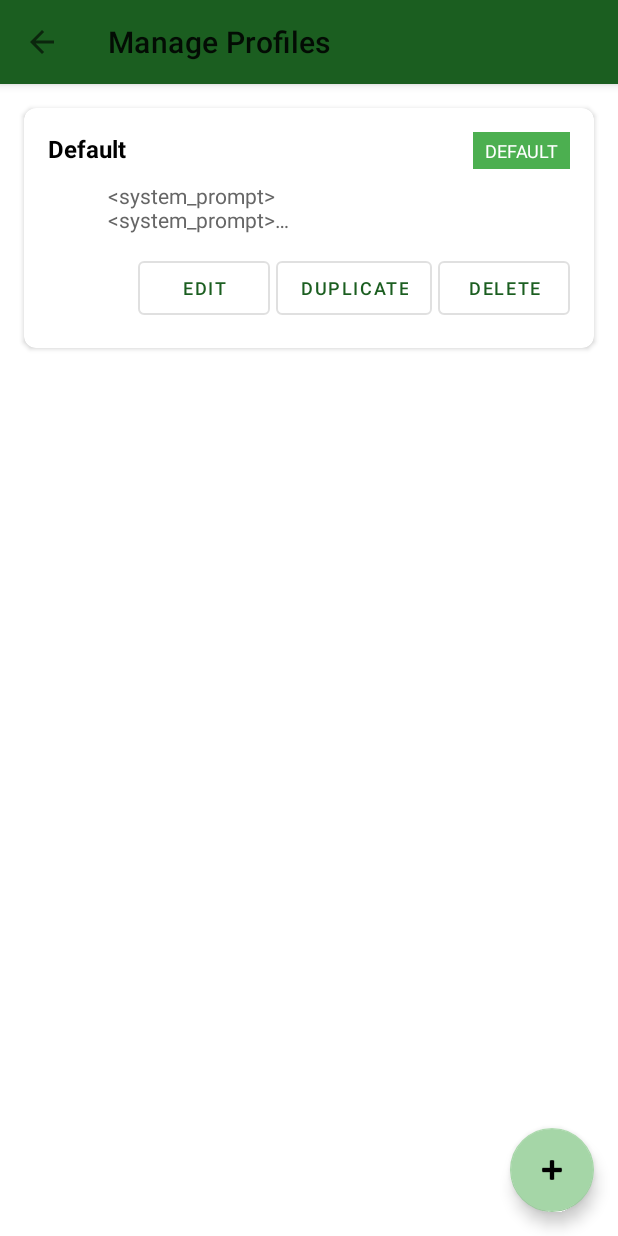
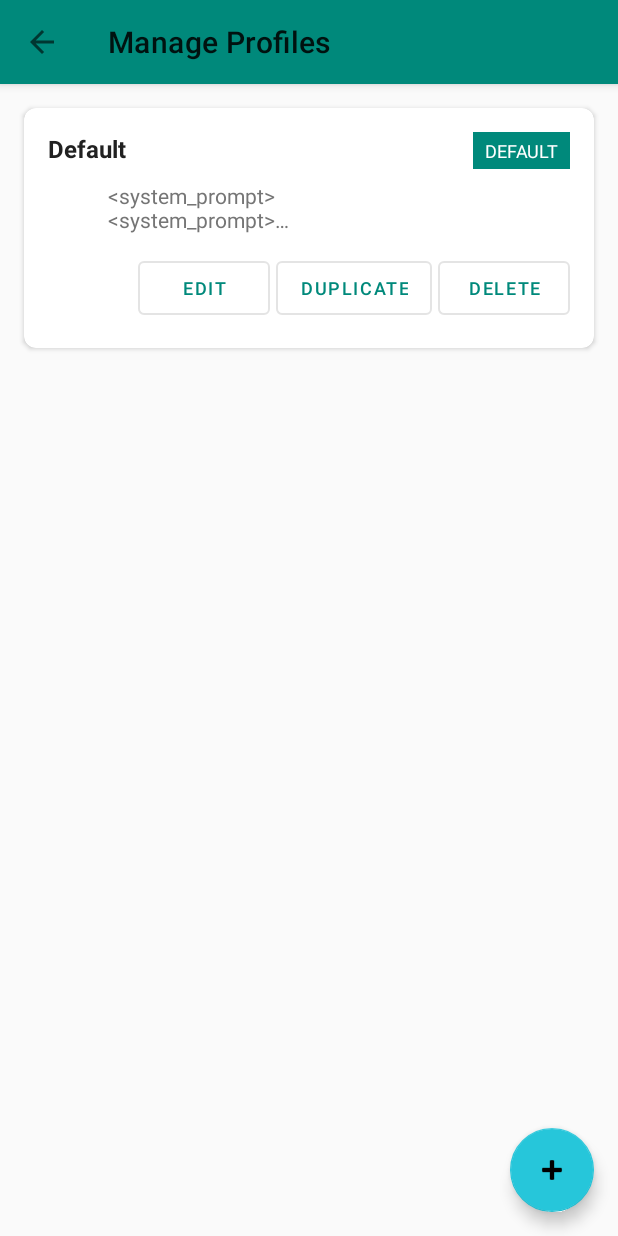
Before and after one commit to mrsheepuk/ha-live, an Android app: the ProfileManagementActivity screen opened directly, with no data from a screen before it, on a phone screen of 412 x 824 dp. Run offline under Robolectric (Android 15) with nearby library versions, the phone set to English and light mode, and no system bars.

Commit message:
Implement modern teal/cyan color scheme with warm orange accents
**Color Strategy - "Conversational Teal"**
- Primary: Rich teal (#00897B) - intelligent but warm
- Secondary: Bright cyan (#26C6DA) - responsive/active feel
- Accent: Warm orange (#FF9800) - inviting for key actions
- Maintains visual continuity between light/dark modes

**Changes:**
- Replaced British Racing Green with modern teal palette
- Added warm orange accents for primary actions
- Unified light/dark mode color families (same hues, different luminance)
- Fixed all hard-coded colors in layouts to use theme attributes
- Created proper dark mode color overrides

**Technical Improvements:**
- Added comprehensive color definitions with semantic naming
- Created values-night/colors.xml for automatic dark mode switching
- Updated all themes to use new Material Components 2 compatible colors
- Replaced hard-coded hex values with theme attributes throughout layouts

**Files Updated:**
- Color definitions: values/colors.xml, values-night/colors.xml
- Themes: values/themes.xml, values-night/themes.xml
- Layouts: activity_main, activity_settings, activity_profile_editor,
  activity_profile_management, item_profile

The new palette creates a professional, modern tech assistant feel that's
warm and approachable while maintaining visual consistency across all themes.

```diff
--- a/app/app/src/main/res/layout/activity_main.xml
+++ b/app/app/src/main/res/layout/activity_main.xml
@@ -77,7 +77,7 @@
         android:layout_width="match_parent"
         android:layout_height="0dp"
         android:layout_marginTop="24dp"
-        android:background="#F5F5F5"
+        android:background="@color/surface_variant_light"
         android:padding="8dp"
         app:layout_constraintBottom_toBottomOf="parent"
         app:layout_constraintEnd_toEndOf="parent"
@@ -92,7 +92,7 @@
             android:fontFamily="monospace"
             android:text="Tool call log will appear here..."
             android:textSize="12sp"
-            android:textColor="#333333" />
+            android:textColor="?attr/colorOnSurface" />
     </ScrollView>
 
     </androidx.constraintlayout.widget.ConstraintLayout>
--- a/app/app/src/main/res/layout/activity_profile_editor.xml
+++ b/app/app/src/main/res/layout/activity_profile_editor.xml
@@ -480,7 +480,7 @@
                 android:id="@+id/toolsRecyclerView"
                 android:layout_width="match_parent"
                 android:layout_height="200dp"
-                android:background="#F5F5F5"
+                android:background="@color/surface_variant_light"
                 android:padding="4dp" />
         </LinearLayout>
 
--- a/app/app/src/main/res/layout/activity_profile_management.xml
+++ b/app/app/src/main/res/layout/activity_profile_management.xml
@@ -52,7 +52,7 @@
             android:layout_height="wrap_content"
             android:text="Error loading profiles"
             android:textSize="16sp"
-            android:textColor="#CC0000"
+            android:textColor="?attr/colorError"
             android:visibility="gone"
             app:layout_constraintTop_toTopOf="parent"
             app:layout_constraintBottom_toBottomOf="parent"
--- a/app/app/src/main/res/layout/item_profile.xml
+++ b/app/app/src/main/res/layout/item_profile.xml
@@ -29,7 +29,7 @@
                 android:text="Profile Name"
                 android:textSize="16sp"
                 android:textStyle="bold"
-                android:textColor="#000000" />
+                android:textColor="?attr/colorOnSurface" />
 
             <!-- Default Badge -->
             <TextView
@@ -38,8 +38,8 @@
                 android:layout_height="wrap_content"
                 android:text="@string/profile_default_badge"
                 android:textSize="12sp"
-                android:textColor="#FFFFFF"
-                android:background="#4CAF50"
+                android:textColor="@color/white"
+                android:background="?attr/colorPrimary"
                 android:paddingStart="8dp"
                 android:paddingEnd="8dp"
                 android:paddingTop="4dp"
@@ -55,7 +55,7 @@
             android:layout_height="wrap_content"
             android:text="System prompt preview..."
             android:textSize="14sp"
-            android:textColor="#666666"
+            android:textColor="@color/text_secondary_light"
             android:maxLines="2"
             android:ellipsize="end"
             android:layout_marginBottom="12dp" />
--- /dev/null
+++ b/app/app/src/main/res/values-night/colors.xml
@@ -0,0 +1,12 @@
+<?xml version="1.0" encoding="utf-8"?>
+<resources>
+    <!-- Dark mode color overrides -->
+    <!-- These override the light mode defaults when in dark mode -->
+
+    <color name="surface_variant_light">@color/surface_variant_dark</color>
+    <color name="background_light">@color/background_dark</color>
+    <color name="surface_light">@color/surface_dark</color>
+    <color name="text_primary_light">@color/text_primary_dark</color>
+    <color name="text_secondary_light">@color/text_secondary_dark</color>
+    <color name="divider_light">@color/divider_dark</color>
+</resources>
--- a/app/app/src/main/res/values-night/themes.xml
+++ b/app/app/src/main/res/values-night/themes.xml
@@ -1,16 +1,29 @@
 <resources xmlns:tools="http://schemas.android.com/tools">
-    <!-- Base application theme. -->
-    <style name="Theme.MyApplication" parent="Theme.MaterialComponents.DayNight.DarkActionBar">
-        <!-- Primary brand color. -->
-        <item name="colorPrimary">@color/purple_200</item>
-        <item name="colorPrimaryVariant">@color/purple_700</item>
+    <!-- Base application theme - Dark Mode -->
+    <style name="Theme.MyApplication" parent="Theme.MaterialComponents.DayNight.NoActionBar">
+        <!-- Primary brand color (Lighter Teal for dark backgrounds) -->
+        <item name="colorPrimary">@color/teal_primary_night</item>
+        <item name="colorPrimaryVariant">@color/teal_primary_dark_night</item>
         <item name="colorOnPrimary">@color/black</item>
-        <!-- Secondary brand color. -->
-        <item name="colorSecondary">@color/teal_200</item>
-        <item name="colorSecondaryVariant">@color/teal_200</item>
+
+        <!-- Secondary brand color (Soft Cyan glow) -->
+        <item name="colorSecondary">@color/cyan_secondary_night</item>
+        <item name="colorSecondaryVariant">@color/cyan_secondary_dark</item>
         <item name="colorOnSecondary">@color/black</item>
-        <!-- Status bar color. -->
+
+        <!-- Accent color (Warm Orange glow) - used for FABs and key actions -->
+        <item name="colorAccent">@color/orange_accent_night</item>
+
+        <!-- Background colors -->
+        <item name="android:colorBackground">@color/background_dark</item>
+        <item name="colorSurface">@color/surface_dark</item>
+        <item name="colorOnSurface">@color/text_primary_dark</item>
+
+        <!-- Error colors -->
+        <item name="colorError">@color/error_dark</item>
+        <item name="colorOnError">@color/black</item>
+
+        <!-- Status bar color -->
         <item name="android:statusBarColor">?attr/colorPrimaryVariant</item>
-        <!-- Customize your theme here. -->
     </style>
 </resources>
--- a/app/app/src/main/res/values/colors.xml
+++ b/app/app/src/main/res/values/colors.xml
@@ -1,23 +1,52 @@
 <?xml version="1.0" encoding="utf-8"?>
 <resources>
-    <!-- Deep green color scheme - British Racing Green inspired -->
-    <color name="green_200">#81C784</color>
-    <color name="green_500">#1B5E20</color>
-    <color name="green_700">#0D3D15</color>
-    <color name="green_800">#052A0A</color>
-    <color name="light_green_200">#A5D6A7</color>
-    <color name="light_green_700">#2E7D32</color>
+    <!-- Conversational Teal - Modern Tech Assistant Theme -->
+
+    <!-- Light Mode Primary (Teal) -->
+    <color name="teal_primary">#00897B</color>          <!-- Rich teal - main brand -->
+    <color name="teal_primary_dark">#00695C</color>     <!-- Deeper teal - depth/emphasis -->
+    <color name="teal_primary_light">#4DB6AC</color>    <!-- Lighter teal - hover states -->
+
+    <!-- Dark Mode Primary (Lighter Teal for contrast) -->
+    <color name="teal_primary_night">#4DB6AC</color>    <!-- Vibrant light teal -->
+    <color name="teal_primary_dark_night">#26A69A</color> <!-- Medium teal -->
+
+    <!-- Secondary (Cyan - responsive/active feel) -->
+    <color name="cyan_secondary">#26C6DA</color>        <!-- Bright cyan - light mode -->
+    <color name="cyan_secondary_dark">#0097A7</color>   <!-- Deeper cyan -->
+    <color name="cyan_secondary_night">#80DEEA</color>  <!-- Soft cyan glow - dark mode -->
+
+    <!-- Accent (Warm Orange - inviting actions) -->
+    <color name="orange_accent">#FF9800</color>         <!-- Warm orange - light mode -->
+    <color name="orange_accent_dark">#F57C00</color>    <!-- Deeper orange -->
+    <color name="orange_accent_night">#FFB74D</color>   <!-- Warm glow - dark mode -->
+
+    <!-- Backgrounds & Surfaces -->
+    <color name="background_light">#FAFAFA</color>      <!-- Soft white -->
+    <color name="surface_light">#FFFFFF</color>         <!-- Pure white -->
+    <color name="background_dark">#121212</color>       <!-- True dark -->
+    <color name="surface_dark">#1E1E1E</color>          <!-- Elevated surface -->
+    <color name="surface_variant_light">#F5F5F5</color> <!-- Light grey container -->
+    <color name="surface_variant_dark">#2C2C2C</color>  <!-- Dark grey container -->
+
+    <!-- Text Colors -->
+    <color name="text_primary_light">#212121</color>    <!-- Dark grey text -->
+    <color name="text_secondary_light">#757575</color>  <!-- Medium grey text -->
+    <color name="text_primary_dark">#FFFFFF</color>     <!-- White text -->
+    <color name="text_secondary_dark">#B0B0B0</color>   <!-- Light grey text -->
+
+    <!-- Dividers & Overlays -->
+    <color name="divider_light">#E0E0E0</color>         <!-- Light grey divider -->
+    <color name="divider_dark">#3A3A3A</color>          <!-- Dark grey divider -->
+    <color name="overlay_background">#80000000</color>  <!-- Semi-transparent black -->
+    <color name="overlay_message_bg">#DD000000</color>  <!-- Nearly opaque black -->
 
     <!-- Error colors -->
     <color name="error_container">#FFEBEE</color>
     <color name="error">#C62828</color>
+    <color name="error_dark">#EF5350</color>            <!-- Lighter error for dark mode -->
 
-    <!-- Legacy colors (kept for compatibility) -->
-    <color name="purple_200">#FFBB86FC</color>
-    <color name="purple_500">#FF6200EE</color>
-    <color name="purple_700">#FF3700B3</color>
-    <color name="teal_200">#FF03DAC5</color>
-    <color name="teal_700">#FF018786</color>
+    <!-- Base colors -->
     <color name="black">#FF000000</color>
     <color name="white">#FFFFFFFF</color>
 </resources>
--- a/app/app/src/main/res/values/themes.xml
+++ b/app/app/src/main/res/values/themes.xml
@@ -1,16 +1,29 @@
 <resources xmlns:tools="http://schemas.android.com/tools">
-    <!-- Base application theme. -->
+    <!-- Base application theme - Light Mode -->
     <style name="Theme.MyApplication" parent="Theme.MaterialComponents.DayNight.NoActionBar">
-        <!-- Primary brand color. -->
-        <item name="colorPrimary">@color/green_500</item>
-        <item name="colorPrimaryVariant">@color/green_700</item>
+        <!-- Primary brand color (Teal) -->
+        <item name="colorPrimary">@color/teal_primary</item>
+        <item name="colorPrimaryVariant">@color/teal_primary_dark</item>
         <item name="colorOnPrimary">@color/white</item>
-        <!-- Secondary brand color. -->
-        <item name="colorSecondary">@color/light_green_200</item>
-        <item name="colorSecondaryVariant">@color/light_green_700</item>
+
+        <!-- Secondary brand color (Cyan) -->
+        <item name="colorSecondary">@color/cyan_secondary</item>
+        <item name="colorSecondaryVariant">@color/cyan_secondary_dark</item>
         <item name="colorOnSecondary">@color/black</item>
-        <!-- Status bar color. -->
+
+        <!-- Accent color (Warm Orange) - used for FABs and key actions -->
+        <item name="colorAccent">@color/orange_accent</item>
+
+        <!-- Background colors -->
+        <item name="android:colorBackground">@color/background_light</item>
+        <item name="colorSurface">@color/surface_light</item>
+        <item name="colorOnSurface">@color/text_primary_light</item>
+
+        <!-- Error colors -->
+        <item name="colorError">@color/error</item>
+        <item name="colorOnError">@color/white</item>
+
+        <!-- Status bar color -->
         <item name="android:statusBarColor">?attr/colorPrimaryVariant</item>
-        <!-- Customize your theme here. -->
     </style>
 </resources>
```
Also changed, not shown: app/app/src/main/res/layout/activity_settings.xml (+6 -6 lines).
